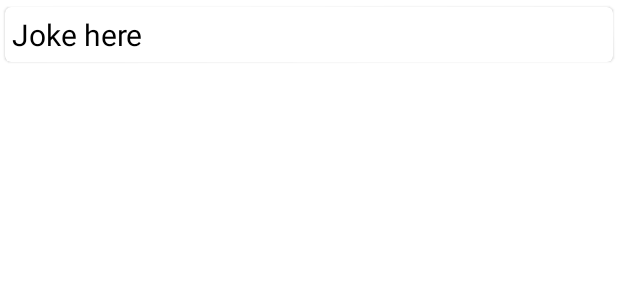
After one commit to nyoniempire/Joke, an Android app: the layout joke_view.xml on its own in the app's theme, with its tools: preview values and no code run, on a phone screen of 412 x 824 dp. The commit adds this screen. Shown: the top 300 px of the screen. Run offline under Robolectric (Android 15) with nearby library versions, the phone set to English and light mode, and no system bars; network calls fail.

Commit message:
Adding a recyclerview and changing the model
  -We are getting a list from the server
  -maximum number of jokes is 10
  -made them all single so they have one format

```diff
--- a/app/build.gradle
+++ b/app/build.gradle
@@ -50,9 +50,9 @@ dependencies {
     implementation 'org.jetbrains.kotlinx:kotlinx-coroutines-android:1.6.1'
     implementation 'androidx.lifecycle:lifecycle-viewmodel-ktx:2.5.1'
 
+    implementation "androidx.paging:paging-runtime:$paging_version"
 
     testImplementation 'junit:junit:4.13.2'
-
 
     androidTestImplementation 'androidx.test.ext:junit:1.1.3'
     androidTestImplementation 'androidx.test.espresso:espresso-core:3.4.0'
--- a/app/src/main/AndroidManifest.xml
+++ b/app/src/main/AndroidManifest.xml
@@ -15,7 +15,7 @@
         android:theme="@style/Theme.Joker"
         tools:targetApi="31">
         <activity
-            android:name=".ui.MainActivity"
+            android:name=".ui.view.MainActivity"
             android:exported="true">
             <intent-filter>
                 <action android:name="android.intent.action.MAIN" />
--- a/app/src/main/java/com/ankh/joker/data/remote/JokerClient.kt
+++ b/app/src/main/java/com/ankh/joker/data/remote/JokerClient.kt
@@ -7,7 +7,6 @@ import retrofit2.converter.gson.GsonConverterFactory
 object JokerClient {
 
     fun getClient(): Retrofit {
-        //val interceptor = HttpLoggingInterceptor()
         val client = OkHttpClient.Builder().build()
         val baseUrl = "https://v2.jokeapi.dev/"
         return Retrofit.Builder()
--- a/app/src/main/java/com/ankh/joker/data/repo/JokerRepositoryImp.kt
+++ b/app/src/main/java/com/ankh/joker/data/repo/JokerRepositoryImp.kt
@@ -15,9 +15,9 @@ class JokerRepositoryImp(private val service: JokerService) : IJokerRepository {
     override suspend fun launchSingleJoke() {
         jokeState.postValue(JokeState.Loading)
         when {
-            service.getSingleJoke().isSuccessful -> {
-                service.getSingleJoke().body()?.let { jokeEntity ->
-                    jokeState.postValue(JokeState.Success(jokeEntity))
+            service.getJokes().isSuccessful -> {
+                service.getJokes().body()?.let { jokes->
+                    jokeState.postValue(JokeState.Success(jokes.jokes))
                 }
             }
             else -> {
--- a/app/src/main/java/com/ankh/joker/domain/JokeState.kt
+++ b/app/src/main/java/com/ankh/joker/domain/JokeState.kt
@@ -4,6 +4,6 @@ import com.ankh.joker.data.model.JokeEntity
 
 sealed class JokeState{
     object Loading: JokeState()
-    data class Success(val data: JokeEntity): JokeState()
+    data class Success(val data: List<JokeEntity>): JokeState()
     data class Failure(val error: String): JokeState()
 }
--- a/app/src/main/java/com/ankh/joker/domain/repo/IJokerRepository.kt
+++ b/app/src/main/java/com/ankh/joker/domain/repo/IJokerRepository.kt
@@ -1,7 +1,6 @@
 package com.ankh.joker.domain.repo
 
 import androidx.lifecycle.LiveData
-import com.ankh.joker.data.model.Joke
 import com.ankh.joker.domain.JokeState
 
 interface IJokerRepository {
--- /dev/null
+++ b/app/src/main/res/layout/joke_view.xml
@@ -0,0 +1,28 @@
+<?xml version="1.0" encoding="utf-8"?>
+<androidx.constraintlayout.widget.ConstraintLayout xmlns:android="http://schemas.android.com/apk/res/android"
+    xmlns:app="http://schemas.android.com/apk/res-auto"
+    android:layout_width="match_parent"
+    android:layout_height="wrap_content"
+    xmlns:tools="http://schemas.android.com/tools">
+
+    <com.google.android.material.card.MaterialCardView
+        android:layout_width="match_parent"
+        android:layout_height="wrap_content"
+        app:layout_constraintEnd_toEndOf="parent"
+        app:layout_constraintStart_toStartOf="parent"
+        app:layout_constraintTop_toTopOf="parent"
+        app:cardUseCompatPadding="true"
+        android:padding="5dp">
+
+        <com.google.android.material.textview.MaterialTextView
+            android:id="@+id/tv_joke"
+            android:layout_width="wrap_content"
+            android:layout_height="wrap_content"
+            tools:text="Joke here"
+            android:textSize="@dimen/text_medium"
+            android:textColor="@color/black"
+            android:padding="5dp"/>
+
+    </com.google.android.material.card.MaterialCardView>
+
+</androidx.constraintlayout.widget.ConstraintLayout>
--- a/app/src/main/res/values/dimens.xml
+++ b/app/src/main/res/values/dimens.xml
@@ -2,4 +2,5 @@
 <resources>
     <dimen name="default_margin">16dp</dimen>
     <dimen name="text_medium">20sp</dimen>
+    <dimen name="rv_bottom_margin">40dp</dimen>
 </resources>
--- a/app/src/main/res/values/strings.xml
+++ b/app/src/main/res/values/strings.xml
@@ -1,7 +1,7 @@
 <resources>
     <string name="app_name">Joker</string>
 
-    <string name="txt_next">Next</string>
+    <string name="txt_refresh">Refresh</string>
     <string name="txt_loading">Loading ....</string>
     <string name="txt_failure">Failed, please try again</string>
 </resources>
--- a/build.gradle
+++ b/build.gradle
@@ -7,6 +7,7 @@ plugins {
 
 ext{
     retrofit_version = '2.9.0'
+    paging_version = '3.1.1'
 }
 
 task clean(type: Delete) {
```
Also changed, not shown: app/src/main/java/com/ankh/joker/data/model/Joke.kt (deleted, +0 -7 lines), app/src/main/java/com/ankh/joker/data/model/JokesEntity.kt (added, +7 -0 lines), app/src/main/java/com/ankh/joker/data/remote/JokerService.kt (+3 -5 lines), app/src/main/java/com/ankh/joker/ui/MainActivity.kt (deleted, +0 -43 lines), app/src/main/java/com/ankh/joker/ui/adapter/JokesAdapter.kt (added, +34 -0 lines), app/src/main/java/com/ankh/joker/ui/view/MainActivity.kt (added, +54 -0 lines), app/src/main/res/layout/activity_main.xml (+20 -11 lines).
